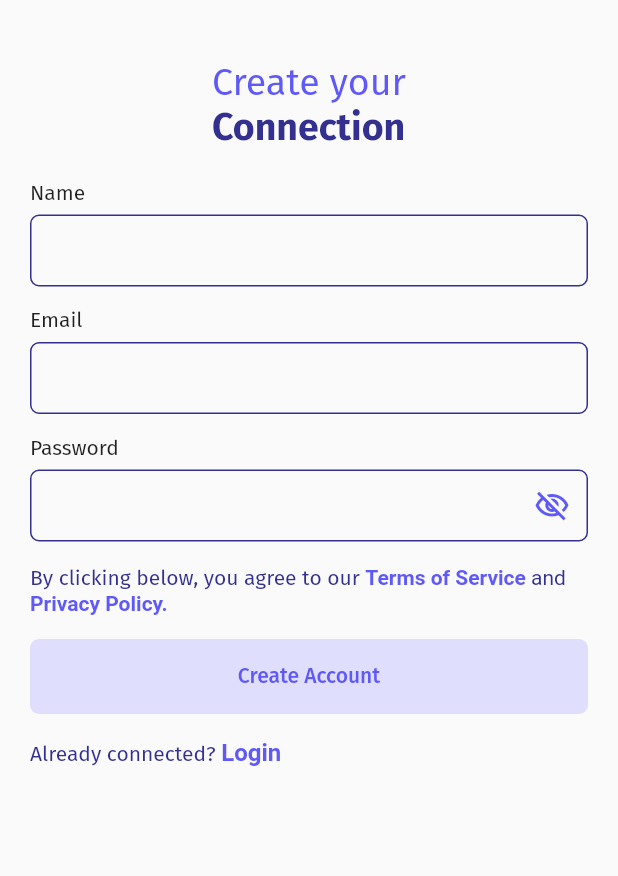
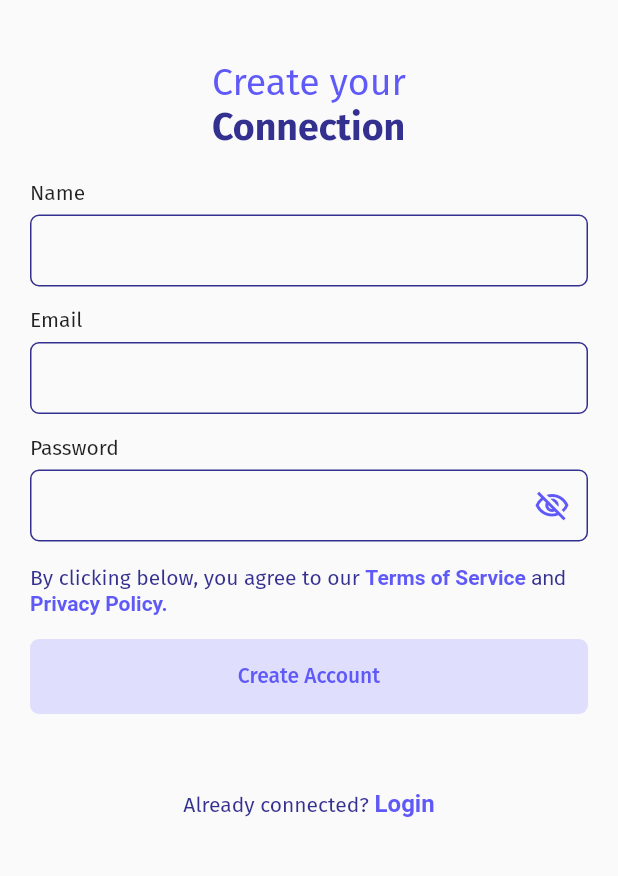
Before and after one commit to iamsannyrai/like-minded, a Flutter app: the screen it shows after launch, on a phone screen of 412 x 824 dp, the part 150-1026 px from its top. Run offline on Flutter 3.47's test engine with Material 2 defaults, Android fonts, the phone set to English and light mode, and no system bars; our stand-ins replace flutter_svg, google_fonts.

Commit message:
refactors code

```diff
--- a/lib/features/registration/registration_screen.dart
+++ b/lib/features/registration/registration_screen.dart
@@ -23,6 +23,14 @@ class _AccountCreationPageState extends State<AccountCreationPage> {
     _usernameCtrl = TextEditingController()..addListener(_usernameListener);
     _emailCtrl = TextEditingController()..addListener(_emailListener);
     _passwordCtrl = TextEditingController()..addListener(_passwordListener);
+  }
+
+  @override
+  void dispose() {
+    super.dispose();
+    _usernameCtrl.dispose();
+    _emailCtrl.dispose();
+    _passwordCtrl.dispose();
   }
 
   void _usernameListener() {
@@ -51,9 +59,9 @@ class _AccountCreationPageState extends State<AccountCreationPage> {
         width: MediaQuery.of(context).size.width,
         child: ListView(
           children: [
-            SizedBox(height: 50),
-            AppLogo(),
-            SizedBox(height: 40),
+            const SizedBox(height: 50),
+            const AppLogo(),
+            const SizedBox(height: 40),
             Align(
               alignment: Alignment.center,
               child: RichText(
@@ -78,40 +86,39 @@ class _AccountCreationPageState extends State<AccountCreationPage> {
                 ),
               ),
             ),
-            SizedBox(height: 20),
+            const SizedBox(height: 20),
             Container(
               margin: EdgeInsets.symmetric(horizontal: 20),
               child: Column(
-                crossAxisAlignment: CrossAxisAlignment.start,
                 children: [
                   CustomTextField(
                     label: 'Name',
                     textEditingCtrl: _usernameCtrl,
                     textCapitalization: TextCapitalization.words,
                   ),
-                  SizedBox(height: 14),
+                  const SizedBox(height: 14),
                   CustomTextField(
                     label: 'Email',
                     textInputType: TextInputType.emailAddress,
                     textEditingCtrl: _emailCtrl,
                   ),
-                  SizedBox(height: 14),
+                  const SizedBox(height: 14),
                   PasswordField(
                     label: 'Password',
                     passwordEditingCtrl: _passwordCtrl,
                   ),
-                  SizedBox(height: 16),
-                  PolicyNote(),
-                  SizedBox(height: 16),
+                  const SizedBox(height: 16),
+                  const PolicyNote(),
+                  const SizedBox(height: 16),
                   CustomButton(
                     label: 'Create Account',
                     onPressed: _isValid()
                         ? () {
-                            //TODO
+                            print('account created');
                           }
                         : null,
                   ),
-                  SizedBox(height: 16),
+                  const SizedBox(height: 50),
                   GestureDetector(
                     child: RichText(
                       text: TextSpan(
@@ -130,8 +137,7 @@ class _AccountCreationPageState extends State<AccountCreationPage> {
                       ),
                     ),
                     onTap: () {
-                      //TODO
-                      print('login');
+                      // TODO navigate to another login screen
                     },
                   )
                 ],
--- a/lib/widgets/logo.dart
+++ b/lib/widgets/logo.dart
@@ -2,6 +2,8 @@ import 'package:flutter/material.dart';
 import 'package:flutter_svg/flutter_svg.dart';
 
 class AppLogo extends StatelessWidget {
+  const AppLogo();
+
   @override
   Widget build(BuildContext context) {
     return Row(
```
